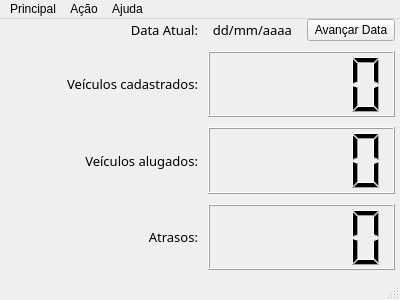
First picture: the form in design/MainWindow.ui, repository ryukinix/rentalcar, before the edit.
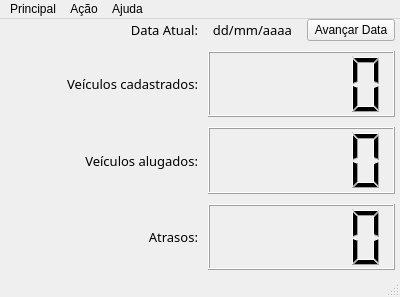
Second picture: the form after the edit.

Commit message: Atualiza nome dos objetos em design/

The edit to the form file:
```diff
--- a/design/MainWindow.ui
+++ b/design/MainWindow.ui
@@ -7,7 +7,7 @@
     <x>0</x>
     <y>0</y>
     <width>400</width>
-    <height>300</height>
+    <height>297</height>
    </rect>
   </property>
   <property name="windowTitle">
```
The commit also changes 4 other files.
